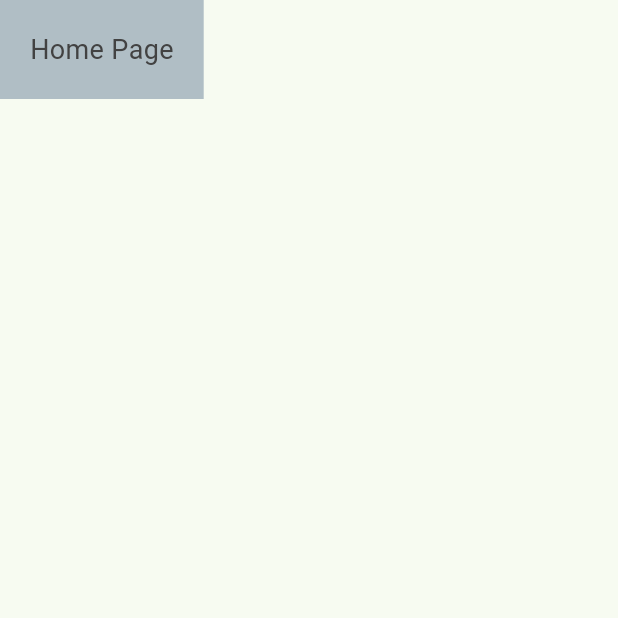
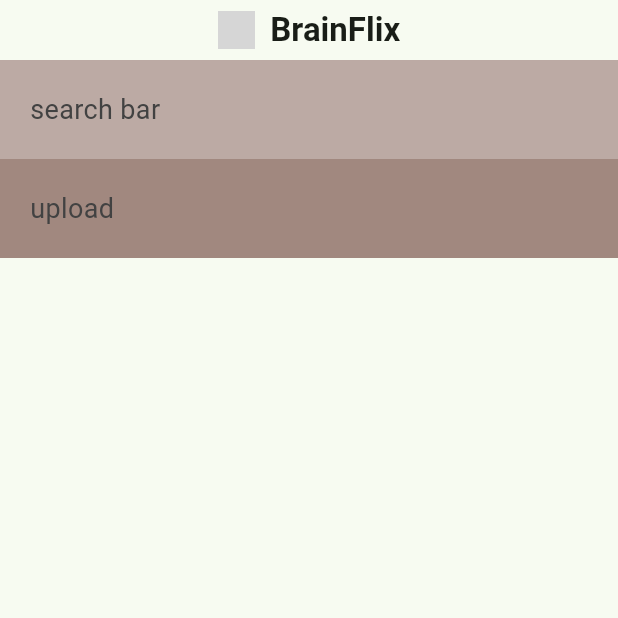
Before and after one commit to Mundo-Pictures/mundo-pictures, a Flutter app: the screen it shows after launch, on a phone screen of 412 x 824 dp, the top half of it. Run offline on Flutter 3.47's test engine with Material 3 defaults, Android fonts, the phone set to English and light mode, and no system bars; grey boxes are pictures that could not be loaded.

Commit message:
adds app bar with the design and style of past gen project, adds flextube icon image

```diff
--- a/lib/home/home.dart
+++ b/lib/home/home.dart
@@ -6,10 +6,38 @@ class HomePage extends StatelessWidget {
   @override
   Widget build(BuildContext context) {
     return Scaffold(
-      body: Container(
-          color: Colors.blueGrey[200],
-          padding: EdgeInsets.all(20),
-          child: Text("Home Page")),
+      appBar: AppBar(
+        toolbarHeight: 40,
+        title: Row(
+          mainAxisAlignment: MainAxisAlignment.center,
+          children: [
+            Image.asset(
+              'img/brainflix-logo.png',
+              width: 25,
+            ),
+            SizedBox(width: 10),
+            Text(
+              "BrainFlix",
+              style: TextStyle(fontWeight: FontWeight.bold),
+            )
+          ],
+        ),
+        centerTitle: true,
+      ),
+      body: Column(
+        crossAxisAlignment: CrossAxisAlignment.stretch,
+        children: [
+          Container(
+              color: Colors.brown[200],
+              padding: EdgeInsets.all(20),
+              child: const Text("search bar")),
+          Container(
+            color: Colors.brown[300],
+            padding: EdgeInsets.all(20),
+            child: const Text("upload"),
+          )
+        ],
+      ),
     );
   }
 }
--- a/lib/main.dart
+++ b/lib/main.dart
@@ -12,6 +12,7 @@ class MyApp extends StatelessWidget {
   @override
   Widget build(BuildContext context) {
     return MaterialApp(
+        debugShowCheckedModeBanner: false,
         title: 'Flutter Demo',
         initialRoute: "/",
         routes: {
```
Also changed, not shown: assets/img/brainflix-logo.png (added).
